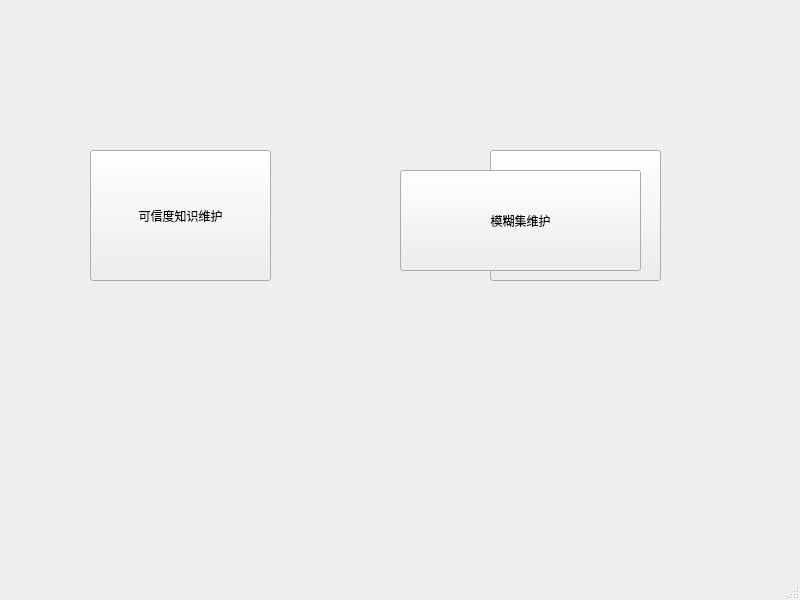
First picture: the form in UI/main_window/main_window.ui, repository youxiudeshouyeren/IntelligentSystem, before the edit.
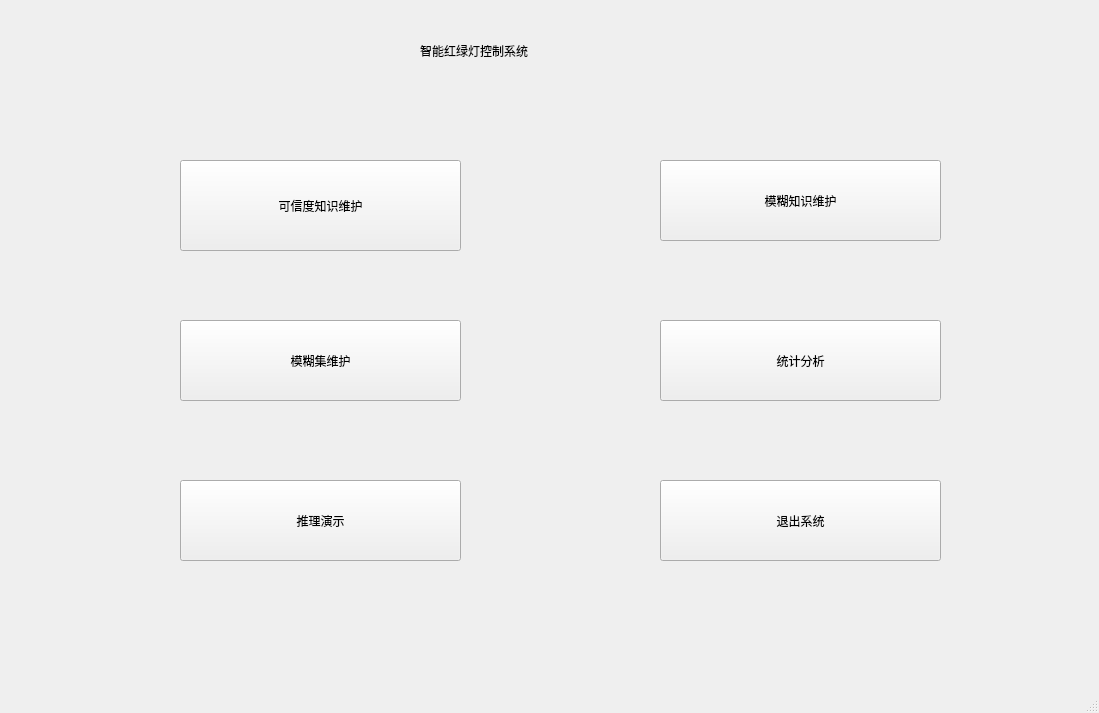
Second picture: the form after the edit.

```diff
--- a/UI/main_window/main_window.ui
+++ b/UI/main_window/main_window.ui
@@ -6,23 +6,33 @@
    <rect>
     <x>0</x>
     <y>0</y>
-    <width>800</width>
-    <height>600</height>
+    <width>1099</width>
+    <height>713</height>
    </rect>
   </property>
   <property name="windowTitle">
    <string>MainWindow</string>
   </property>
+  <property name="autoFillBackground">
+   <bool>false</bool>
+  </property>
+  <property name="tabShape">
+   <enum>QTabWidget::Rounded</enum>
+  </property>
   <widget class="QWidget" name="centralwidget">
    <widget class="QPushButton" name="main_knowledge_btn">
     <property name="geometry">
      <rect>
-      <x>90</x>
-      <y>150</y>
-      <width>181</width>
-      <height>131</height>
+      <x>180</x>
+      <y>160</y>
+      <width>281</width>
+      <height>91</height>
      </rect>
     </property>
+    <property name="styleSheet">
+     <string notr="true">
+font: 14pt &quot;宋体&quot;;</string>
+    </property>
     <property name="text">
      <string>可信度知识维护</string>
     </property>
@@ -30,12 +40,16 @@
    <widget class="QPushButton" name="main_fuzzyknowledge_btn">
     <property name="geometry">
      <rect>
-      <x>490</x>
-      <y>150</y>
-      <width>171</width>
-      <height>131</height>
+      <x>660</x>
+      <y>160</y>
+      <width>281</width>
+      <height>81</height>
      </rect>
     </property>
+    <property name="styleSheet">
+     <string notr="true">
+font: 14pt &quot;宋体&quot;;</string>
+    </property>
     <property name="text">
      <string>模糊知识维护</string>
     </property>
@@ -43,16 +57,88 @@
    <widget class="QPushButton" name="main_fuzzyset_btn">
     <property name="geometry">
      <rect>
-      <x>400</x>
-      <y>170</y>
-      <width>241</width>
-      <height>101</height>
+      <x>180</x>
+      <y>320</y>
+      <width>281</width>
+      <height>81</height>
      </rect>
     </property>
+    <property name="styleSheet">
+     <string notr="true">
+font: 14pt &quot;宋体&quot;;</string>
+    </property>
     <property name="text">
      <string>模糊集维护</string>
     </property>
    </widget>
+   <widget class="QLabel" name="label">
+    <property name="geometry">
+     <rect>
+      <x>420</x>
+      <y>20</y>
+      <width>351</width>
+      <height>61</height>
+     </rect>
+    </property>
+    <property name="styleSheet">
+     <string notr="true">
+font: 20pt &quot;宋体&quot;;</string>
+    </property>
+    <property name="text">
+     <string>智能红绿灯控制系统</string>
+    </property>
+   </widget>
+   <widget class="QPushButton" name="main_fuzzyset_btn_2">
+    <property name="geometry">
+     <rect>
+      <x>660</x>
+      <y>320</y>
+      <width>281</width>
+      <height>81</height>
+     </rect>
+    </property>
+    <property name="styleSheet">
+     <string notr="true">
+font: 14pt &quot;宋体&quot;;</string>
+    </property>
+    <property name="text">
+     <string>统计分析</string>
+    </property>
+   </widget>
+   <widget class="QPushButton" name="main_startcollect_btn">
+    <property name="geometry">
+     <rect>
+      <x>180</x>
+      <y>480</y>
+      <width>281</width>
+      <height>81</height>
+     </rect>
+    </property>
+    <property name="styleSheet">
+     <string notr="true">
+font: 14pt &quot;宋体&quot;;</string>
+    </property>
+    <property name="text">
+     <string>推理演示</string>
+    </property>
+   </widget>
+   <widget class="QPushButton" name="main_exc_btn">
+    <property name="geometry">
+     <rect>
+      <x>660</x>
+      <y>480</y>
+      <width>281</width>
+      <height>81</height>
+     </rect>
+    </property>
+    <property name="styleSheet">
+     <string notr="true">
+font: 14pt &quot;宋体&quot;;</string>
+    </property>
+    <property name="text">
+     <string>退出系统</string>
+    </property>
+   </widget>
   </widget>
   <widget class="QMenuBar" name="menubar">
    <property name="geometry">
```
Left out of the diff: 6 changed lines with no effect on the pictures.
